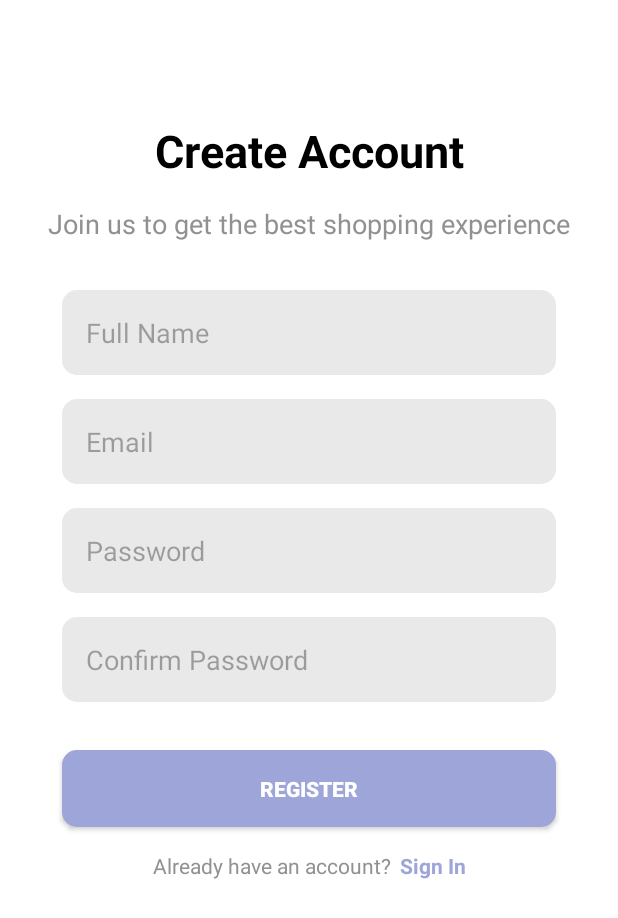
After one commit to cihancelik7/BuyToBuy, an Android app: the RegisterActivity screen opened directly, with no data from a screen before it, on a phone screen of 412 x 824 dp. The commit adds this screen. Shown: the top 918 px of the screen. Run offline under Robolectric (Android 15) with nearby library versions, the phone set to English and light mode, and no system bars; 1 statement that could not run was skipped.

Commit message:
login and register screens UI classes done, but simple

```diff
--- a/app/src/main/AndroidManifest.xml
+++ b/app/src/main/AndroidManifest.xml
@@ -16,6 +16,9 @@
         android:supportsRtl="true"
         android:theme="@style/Theme.BuyToBuy"
         tools:targetApi="31">
+        <activity
+            android:name=".activity.RegisterActivity"
+            android:exported="false" />
         <activity
             android:name=".activity.LoginActivity"
             android:exported="true" />
--- /dev/null
+++ b/app/src/main/java/com/example/buytobuy/activity/RegisterActivity.kt
@@ -0,0 +1,21 @@
+package com.example.buytobuy.activity
+
+import android.os.Bundle
+import androidx.activity.enableEdgeToEdge
+import androidx.appcompat.app.AppCompatActivity
+import androidx.core.view.ViewCompat
+import androidx.core.view.WindowInsetsCompat
+import com.example.buytobuy.R
+
+class RegisterActivity : AppCompatActivity() {
+    override fun onCreate(savedInstanceState: Bundle?) {
+        super.onCreate(savedInstanceState)
+        enableEdgeToEdge()
+        setContentView(R.layout.activity_register)
+        ViewCompat.setOnApplyWindowInsetsListener(findViewById(R.id.main)) { v, insets ->
+            val systemBars = insets.getInsets(WindowInsetsCompat.Type.systemBars())
+            v.setPadding(systemBars.left, systemBars.top, systemBars.right, systemBars.bottom)
+            insets
+        }
+    }
+}
--- /dev/null
+++ b/app/src/main/res/layout/activity_register.xml
@@ -0,0 +1,130 @@
+<?xml version="1.0" encoding="utf-8"?>
+<androidx.constraintlayout.widget.ConstraintLayout xmlns:android="http://schemas.android.com/apk/res/android"
+    xmlns:app="http://schemas.android.com/apk/res-auto"
+    xmlns:tools="http://schemas.android.com/tools"
+    android:layout_width="match_parent"
+    android:layout_height="match_parent"
+    android:background="@color/white"
+    tools:context=".activity.RegisterActivity">
+
+    <TextView
+        android:id="@+id/titleText"
+        android:layout_width="wrap_content"
+        android:layout_height="wrap_content"
+        android:layout_marginTop="80dp"
+        android:text="Create Account"
+        android:textColor="@color/black"
+        android:textSize="30sp"
+        android:textStyle="bold"
+        app:layout_constraintEnd_toEndOf="parent"
+        app:layout_constraintStart_toStartOf="parent"
+        app:layout_constraintTop_toTopOf="parent" />
+
+    <TextView
+        android:id="@+id/subtitleText"
+        android:layout_width="wrap_content"
+        android:layout_height="wrap_content"
+        android:layout_marginTop="16dp"
+        android:text="Join us to get the best shopping experience"
+        android:textColor="@color/grey"
+        android:textSize="18sp"
+        app:layout_constraintEnd_toEndOf="parent"
+        app:layout_constraintStart_toStartOf="parent"
+        app:layout_constraintTop_toBottomOf="@+id/titleText" />
+
+    <EditText
+        android:id="@+id/nameEditText"
+        android:layout_width="0dp"
+        android:layout_height="wrap_content"
+        android:layout_marginTop="32dp"
+        android:background="@drawable/grey_bg"
+        android:hint="Full Name"
+        android:inputType="textPersonName"
+        android:padding="16dp"
+        app:layout_constraintEnd_toEndOf="parent"
+        app:layout_constraintStart_toStartOf="parent"
+        app:layout_constraintTop_toBottomOf="@+id/subtitleText"
+        app:layout_constraintWidth_percent="0.8" />
+
+    <EditText
+        android:id="@+id/emailEditText"
+        android:layout_width="0dp"
+        android:layout_height="wrap_content"
+        android:layout_marginTop="16dp"
+        android:background="@drawable/grey_bg"
+        android:hint="Email"
+        android:inputType="textEmailAddress"
+        android:padding="16dp"
+        app:layout_constraintEnd_toEndOf="parent"
+        app:layout_constraintStart_toStartOf="parent"
+        app:layout_constraintTop_toBottomOf="@+id/nameEditText"
+        app:layout_constraintWidth_percent="0.8" />
+
+    <EditText
+        android:id="@+id/passwordEditText"
+        android:layout_width="0dp"
+        android:layout_height="wrap_content"
+        android:layout_marginTop="16dp"
+        android:background="@drawable/grey_bg"
+        android:hint="Password"
+        android:inputType="textPassword"
+        android:padding="16dp"
+        app:layout_constraintEnd_toEndOf="parent"
+        app:layout_constraintStart_toStartOf="parent"
+        app:layout_constraintTop_toBottomOf="@+id/emailEditText"
+        app:layout_constraintWidth_percent="0.8" />
+
+    <EditText
+        android:id="@+id/confirmPasswordEditText"
+        android:layout_width="0dp"
+        android:layout_height="wrap_content"
+        android:layout_marginTop="16dp"
+        android:background="@drawable/grey_bg"
+        android:hint="Confirm Password"
+        android:inputType="textPassword"
+        android:padding="16dp"
+        app:layout_constraintEnd_toEndOf="parent"
+        app:layout_constraintStart_toStartOf="parent"
+        app:layout_constraintTop_toBottomOf="@+id/passwordEditText"
+        app:layout_constraintWidth_percent="0.8" />
+
+    <androidx.appcompat.widget.AppCompatButton
+        android:id="@+id/registerButton"
+        android:layout_width="0dp"
+        android:layout_height="wrap_content"
+        android:layout_marginTop="32dp"
+        android:background="@drawable/purple_button_bg"
+        android:padding="16dp"
+        android:text="Register"
+        android:textColor="@color/white"
+        android:textStyle="bold"
+        app:layout_constraintEnd_toEndOf="parent"
+        app:layout_constraintStart_toStartOf="parent"
+        app:layout_constraintTop_toBottomOf="@+id/confirmPasswordEditText"
+        app:layout_constraintWidth_percent="0.8" />
+
+    <TextView
+        android:id="@+id/loginTextView"
+        android:layout_width="wrap_content"
+        android:layout_height="wrap_content"
+        android:layout_marginTop="16dp"
+        android:text="Already have an account? "
+        android:textColor="@color/grey"
+        app:layout_constraintEnd_toEndOf="parent"
+        app:layout_constraintHorizontal_bias="0.407"
+        app:layout_constraintStart_toStartOf="parent"
+        app:layout_constraintTop_toBottomOf="@+id/registerButton" />
+
+    <TextView
+        android:id="@+id/signInText"
+        android:layout_width="wrap_content"
+        android:layout_height="wrap_content"
+        android:layout_marginTop="16dp"
+        android:text="Sign In"
+        android:textColor="@color/purple"
+        android:textStyle="bold"
+        app:layout_constraintEnd_toEndOf="parent"
+        app:layout_constraintHorizontal_bias="0.725"
+        app:layout_constraintStart_toStartOf="parent"
+        app:layout_constraintTop_toBottomOf="@+id/registerButton" />
+</androidx.constraintlayout.widget.ConstraintLayout>
--- a/app/src/main/res/layout/viewholder_cart.xml
+++ b/app/src/main/res/layout/viewholder_cart.xml
@@ -15,7 +15,7 @@
         app:layout_constraintBottom_toBottomOf="parent"
         app:layout_constraintStart_toStartOf="parent"
         app:layout_constraintTop_toTopOf="parent"
-        app:srcCompat="@drawable/shoes1" />
+        app:srcCompat="@drawable/n5ttt" />
 
     <TextView
         android:id="@+id/titleTxt"
--- a/app/src/main/res/layout/viewholder_recommended.xml
+++ b/app/src/main/res/layout/viewholder_recommended.xml
@@ -14,7 +14,7 @@
         app:layout_constraintEnd_toEndOf="parent"
         app:layout_constraintStart_toStartOf="parent"
         app:layout_constraintTop_toTopOf="parent"
-        tools:srcCompat="@drawable/shoes1" />
+        tools:srcCompat="@drawable/n5ttt" />
 
     <ImageView
         android:id="@+id/imageView5"
```
Also changed, not shown: app/src/main/res/layout/activity_login.xml (+74 -58 lines), app/src/main/res/drawable/n5ttt.png (added).
